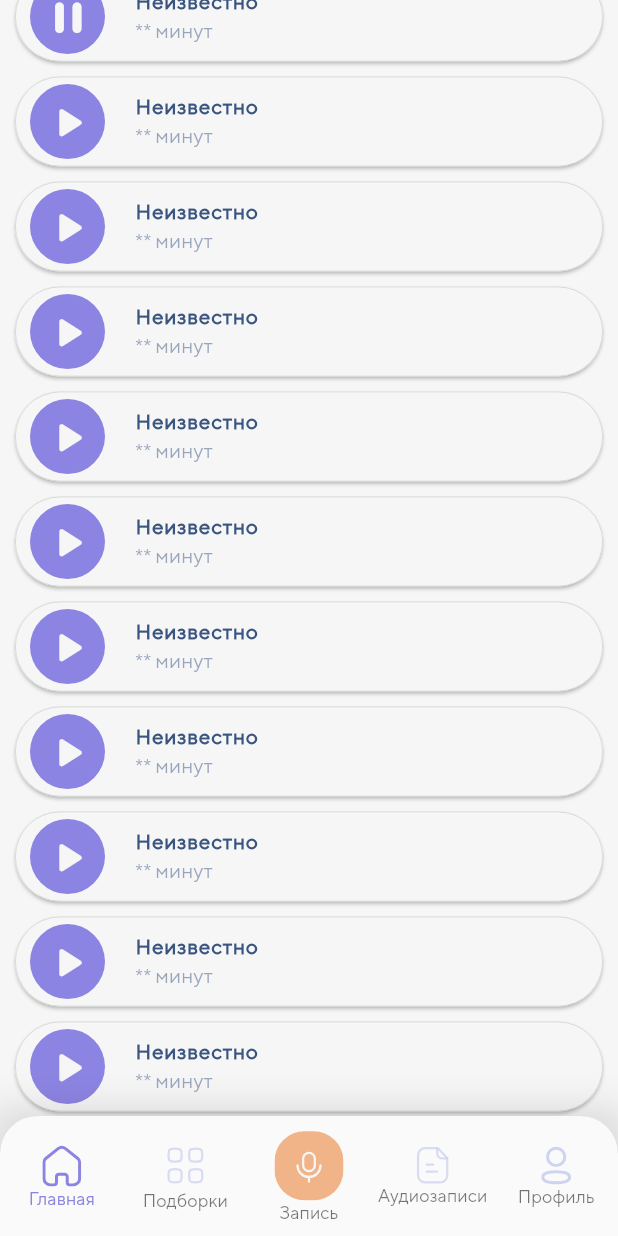
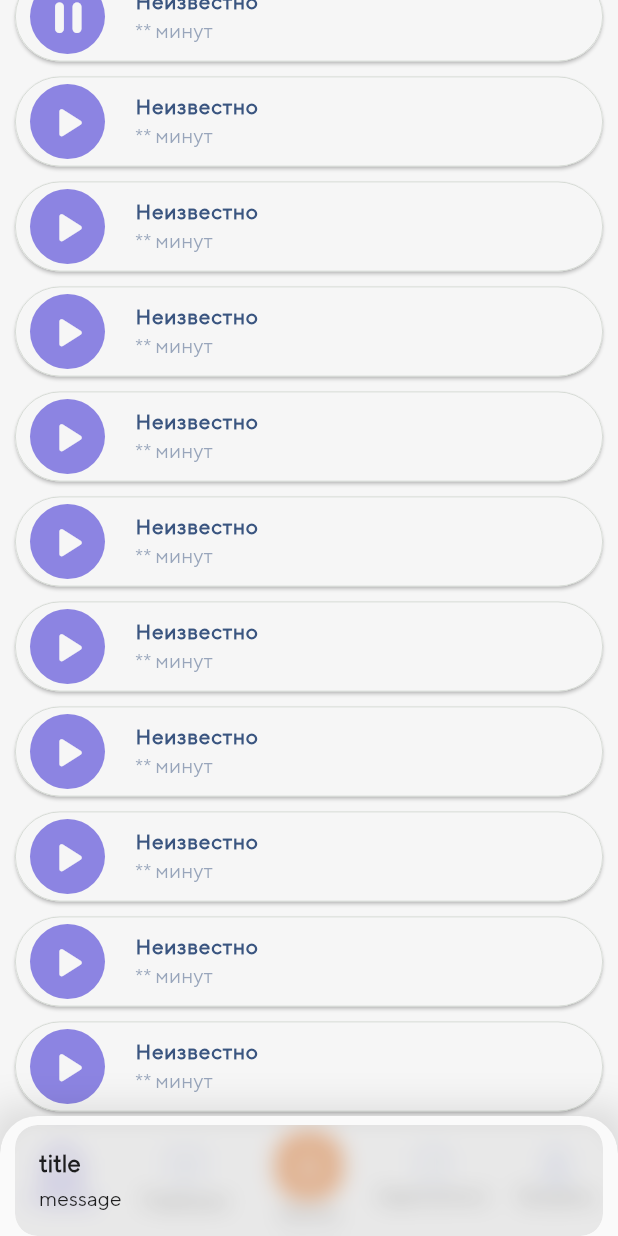
Before and after one commit to Nikzed/MemoryBox, a Flutter app: the Wrapper screen opened directly, scrolled down 560 dp, after a tap on the "play arrow" icon, on a phone screen of 412 x 824 dp. Run offline on Flutter 3.47's test engine with Material 2 defaults, Android fonts, the phone set to English and light mode, and no system bars; our stand-ins replace cloud_firestore, firebase_auth, firebase_core, firebase_storage, flutter_svg, get and 4 more; missing offline and left inert: flutter_sound; accounts and stored records are empty.

Commit message:
minor changes

```diff
--- a/lib/controllers/record_controller.dart
+++ b/lib/controllers/record_controller.dart
@@ -85,7 +85,7 @@ class RecordController extends GetxController {
     // filePath = directory.path + '/' + 'temp' + '.aac';
     // Постоянный файл TODO: решить куда записывать
     fileName.value = await _generateFileName();
-    filePath = directoryPath + '/' + fileName.value + '.aac';
+    filePath = directoryPath + '/' + fileName.value;
     await _addRecorderListener();
     await recorder.value.startRecorder(
       toFile: filePath,
--- a/lib/controllers/registration_controller.dart
+++ b/lib/controllers/registration_controller.dart
@@ -109,7 +109,11 @@ class RegistrationController extends GetxController {
 
     UserCredential userCredential = await auth.signInAnonymously();
     print('UserCredential: $userCredential');
-    Get.offAll(() => Wrapper(), transition: Transition.zoom);
+    Get.offAll(
+      () => Wrapper(),
+      transition: Transition.cupertino,
+      duration: Duration(seconds: 1),
+    );
     showLoading.value = false;
   }
 }
--- a/lib/models/audio_model.dart
+++ b/lib/models/audio_model.dart
@@ -1,12 +1,16 @@
 import 'package:first_project_test/constants/constants.dart';
 import 'package:flutter/material.dart';
+import 'package:get/get.dart';
 
 class AudioForm extends StatefulWidget {
   final name;
   final duration;
 
-  AudioForm({Key? key, this.name = 'Неизвестно', this.duration = 0,})
-      : super(key: key);
+  AudioForm({
+    Key? key,
+    this.name = 'Неизвестно',
+    this.duration = 0,
+  }) : super(key: key);
 
   @override
   State<AudioForm> createState() => _AudioFormState();
@@ -59,6 +63,11 @@ class _AudioFormState extends State<AudioForm> {
                       setState(() {
                         isPlaying = !isPlaying;
                       });
+                      Get.snackbar(
+                        'title',
+                        'message',
+                        snackPosition: SnackPosition.BOTTOM,
+                      );
                       print(isPlaying);
                     },
                   ),
--- a/lib/screens/authenticate/sign_in.dart
+++ b/lib/screens/authenticate/sign_in.dart
@@ -103,7 +103,8 @@ class _SignInState extends State<SignIn> {
                       child: Text(
                         'Продолжить',
                         style: TextStyle(fontSize: 18, color: Colors.white),
-                        )),
+                      ),
+                    ),
                   ),
                 ),
               ],
--- a/lib/screens/home/audios.dart
+++ b/lib/screens/home/audios.dart
@@ -7,6 +7,7 @@ import 'package:first_project_test/models/audio_model.dart';
 import 'package:first_project_test/models/painter_model.dart';
 import 'package:flutter/material.dart';
 import 'package:flutter_svg/flutter_svg.dart';
+import 'package:get/get.dart';
 
 class Audios extends StatefulWidget {
   @override
@@ -16,7 +17,8 @@ class Audios extends StatefulWidget {
 class _AudiosState extends State<Audios> {
   @override
   Widget build(BuildContext context) {
-    return Stack(
+    return Scaffold(
+      body: Stack(
         children: [
           Container(
             width: double.infinity,
@@ -213,6 +215,7 @@ class _AudiosState extends State<Audios> {
             ),
           ),
         ],
+      ),
     );
   }
 
--- a/lib/screens/home/home.dart
+++ b/lib/screens/home/home.dart
@@ -16,7 +16,8 @@ class Home extends StatefulWidget {
 class _HomeState extends State<Home> {
   @override
   Widget build(BuildContext context) {
-    return Container(
+    return Scaffold(
+      body: Container(
         color: backgroundColor,
         child: CustomScrollView(
           physics: BouncingScrollPhysics(
@@ -31,6 +32,7 @@ class _HomeState extends State<Home> {
               ),
             ),
           ],
+        ),
       ),
     );
   }
--- a/lib/screens/home/profile.dart
+++ b/lib/screens/home/profile.dart
@@ -124,13 +124,11 @@ class _ProfileState extends State<Profile> {
                                       Colors.black.withOpacity(0.6),
                                       BlendMode.dstATop,
                                     ),
-                                    image:
-                                        _image == null
-                                            ? NetworkImage(
-                                                'https://firebasestorage.googleapis.com/v0/b/my-app-59705.appspot.com/o/CROPPED-nebo-oblaka-ozero-pirs.jpg?alt=media&token=4e4ecb89-98a6-4fd2-84af-cade727ee090',
-                                              )
-                                            : FileImage(_image!)
-                                                as ImageProvider,
+                                    image: _image == null
+                                        ? NetworkImage(
+                                            'https://firebasestorage.googleapis.com/v0/b/my-app-59705.appspot.com/o/CROPPED-nebo-oblaka-ozero-pirs.jpg?alt=media&token=4e4ecb89-98a6-4fd2-84af-cade727ee090',
+                                          )
+                                        : FileImage(_image!) as ImageProvider,
                                   ),
                                 ),
                                 child: GestureDetector(
@@ -140,7 +138,6 @@ class _ProfileState extends State<Profile> {
                                       imageQuality: 50,
                                     );
                                     setState(() {
-
                                       _image = File(image!.path);
                                     });
                                   },
@@ -244,6 +241,11 @@ class _ProfileState extends State<Profile> {
                     ),
                     InkWell(
                       onTap: () {
+                        Get.snackbar(
+                          'title',
+                          'message',
+                          snackPosition: SnackPosition.BOTTOM,
+                        );
                         print(FirebaseAuth.instance.currentUser?.uid);
                       },
                       child: Text(
--- a/lib/screens/home/splash.dart
+++ b/lib/screens/home/splash.dart
@@ -116,7 +116,7 @@ class _SplashScreenState extends State<SplashScreen> {
                     padding: EdgeInsets.only(bottom: 50),
                     child: Container(
                       width: 250,
-                      height: 80,
+                      height: 85,
                       padding: EdgeInsets.all(25),
                       decoration: BoxDecoration(
                         color: backgroundColor,
--- a/lib/screens/home/wrapper.dart
+++ b/lib/screens/home/wrapper.dart
@@ -23,7 +23,7 @@ class _WrapperState extends State<Wrapper> {
         SystemUiOverlayStyle(statusBarIconBrightness: Brightness.light));
     return Scaffold(
       resizeToAvoidBottomInset: false,
-      restorationId: "root",
+      // restorationId: "root",
       extendBody: true,
       // TODO implement logic
       drawerEnableOpenDragGesture: _wrapperController.showDrawer,
@@ -35,6 +35,7 @@ class _WrapperState extends State<Wrapper> {
         onPageChanged: (page){
           _wrapperController.onPageChanged(page);
         },
+        // children: _wrapperController.pages,
         children: _wrapperController.pages,
       ),
       drawer: _getDrawer(),
```
Also changed, not shown: lib/screens/additional_screens/search.dart (+63 -21 lines). Lines whose indentation alone changed are shown as unchanged.
